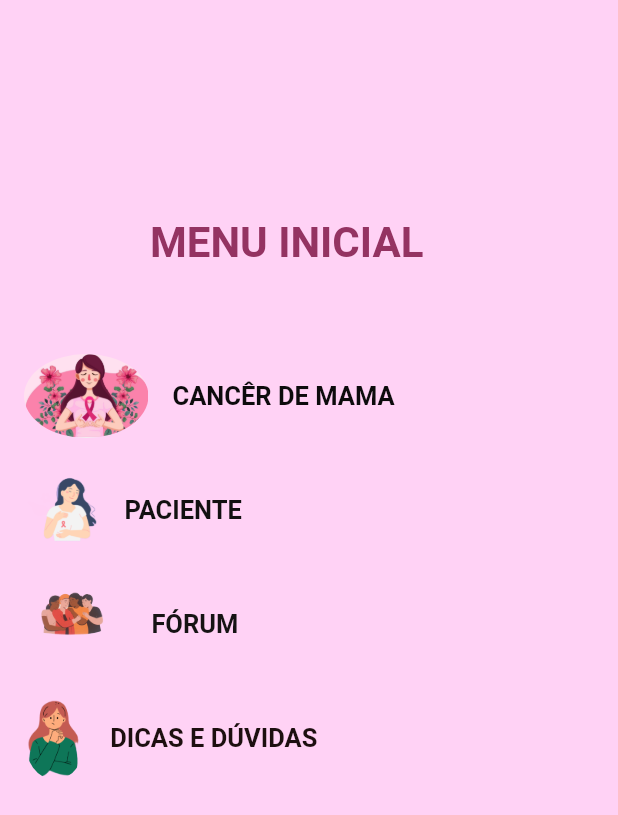
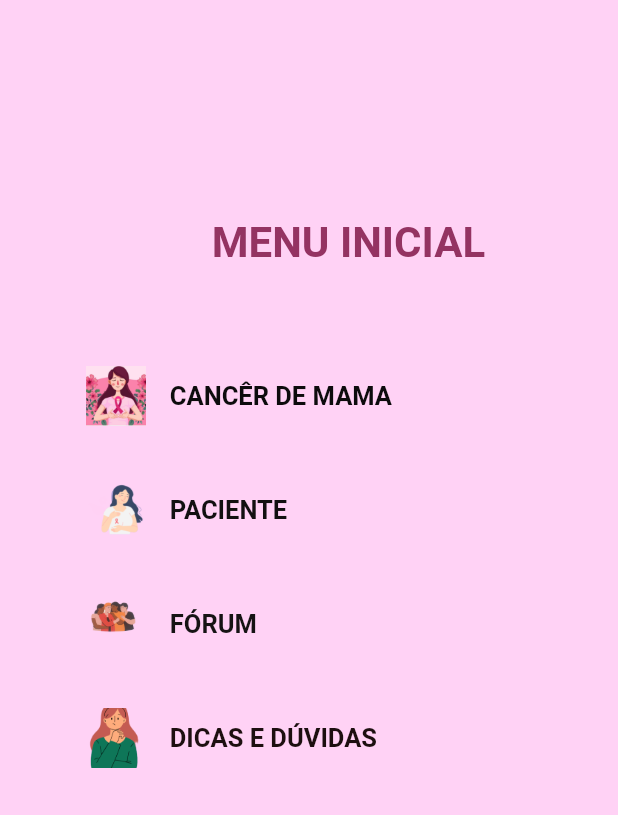
Before and after one commit to andressatlopes/FlutterProject, a Flutter app: the screen it shows after launch, after a tap on "ENTRAR", on a phone screen of 412 x 824 dp. Shown: the top 815 px of the screen. Run offline on Flutter 3.47's test engine with Material 2 defaults, Android fonts, the phone set to English and light mode, and no system bars; Roboto replaces fonts that are missing (OpenSans).

```diff
--- a/lib/main.dart
+++ b/lib/main.dart
@@ -31,37 +31,58 @@ class _LoginDemoState extends State<LoginDemo> {
   @override
   Widget build(BuildContext context) {
     return Scaffold(
-        backgroundColor: const Color.fromARGB(255, 255, 210, 245),
-        body: SingleChildScrollView(
+        //backgroundColor: const Color.fromARGB(255, 255, 210, 245),
+        body: Container(
+      decoration: const BoxDecoration(
+        image: DecorationImage(
+          image: AssetImage("images/imgLogin2.png"),
+          fit: BoxFit.cover,
+          opacity: 0.2,
+        ),
+      ),
       child: Column(
         children: <Widget>[
           const SizedBox(
-                height: 60,
+            height: 110,
           ),
           const Text(
-                'LOGIN',
+            'MAMAPP',
             style: TextStyle(
-                  fontSize: 24,
+              fontSize: 30,
               fontWeight: FontWeight.bold,
               color: Color.fromARGB(255, 148, 51, 98),
             ),
             textAlign: TextAlign.center,
           ),
-              Padding(
-                padding: const EdgeInsets.only(top: 40.0),
-                child: Center(
-                  child: SizedBox(
-                      width: 250,
-                      height: 200,
-                      /*decoration: BoxDecoration(
-                        color: Colors.red,
-                        borderRadius: BorderRadius.circular(50.0)),*/
-                      child: Image.asset('images/imglogin.png')),
+          const SizedBox(
+            height: 10,
           ),
+          const Text(
+            'Seja bem-vinda!',
+            style: TextStyle(
+              fontSize: 18,
+              color: Color.fromARGB(255, 148, 51, 98),
             ),
+            textAlign: TextAlign.center,
+          ),
+          // Padding(
+          //   padding: const EdgeInsets.only(top: 40.0),
+          //   child: Center(
+          //     child: SizedBox(
+          //         width: 250,
+          //         height: 200,
+          //         /*decoration: BoxDecoration(
+          //           color: Colors.red,
+          //           borderRadius: BorderRadius.circular(50.0)),*/
+          //         child: Image.asset('images/imglogin.png')),
+          //   ),
+          // ),
           // const SizedBox(
           //   height: 20,
           // ),
+          const SizedBox(
+            height: 60,
+          ),
           const Padding(
             //padding: const EdgeInsets.only(left:15.0,right: 15.0,top:0,bottom: 0),
             padding: EdgeInsets.symmetric(horizontal: 15),
@@ -76,14 +97,14 @@ class _LoginDemoState extends State<LoginDemo> {
             ),
           ),
           const Padding(
-                padding: EdgeInsets.only(
-                    left: 15.0, right: 15.0, top: 15, bottom: 0),
+            padding:
+                EdgeInsets.only(left: 15.0, right: 15.0, top: 15, bottom: 0),
             //padding: EdgeInsets.symmetric(horizontal: 15),
             child: TextField(
               obscureText: true,
               decoration: InputDecoration(
                 border: OutlineInputBorder(),
-                    labelText: 'Password',
+                labelText: 'Senha',
                 hintText: 'Entre com sua senha',
                 filled: true,
                 fillColor: Colors.white,
@@ -110,27 +131,34 @@ class _LoginDemoState extends State<LoginDemo> {
               );
             },
             style: ElevatedButton.styleFrom(
-                  foregroundColor: const Color.fromARGB(255, 150, 86, 247),
+              foregroundColor: const Color.fromARGB(255, 148, 51, 98),
               backgroundColor: Colors.white,
-                  padding:
-                      const EdgeInsets.symmetric(horizontal: 50, vertical: 20),
+              padding: const EdgeInsets.symmetric(horizontal: 50, vertical: 20),
               minimumSize: const Size(150, 50), // define a cor do texto
             ),
-                child: const Text('ENTRAR'),
+            child: const Text(
+              'ENTRAR',
+              style: TextStyle(
+                fontWeight: FontWeight.bold,
+              ),
+            ),
           ),
           const SizedBox(
             height: 30,
           ),
           RichText(
             text: TextSpan(
-                  text: 'Novo usuário? ',
-                  //style: DefaultTextStyle.of(context).style,
+              text: 'É nova por aqui? ',
+              style: const TextStyle(
+                fontSize: 16, // Defina o tamanho da letra desejado
+                color: Colors.black,
+              ),
               children: <TextSpan>[
                 TextSpan(
                   text: 'Criar uma conta',
                   style: const TextStyle(
-                        //decoration: TextDecoration.underline,
-                        color: Colors.blue,
+                    fontSize: 16,
+                    color: Color.fromARGB(255, 148, 51, 98),
                   ),
                   recognizer: TapGestureRecognizer()
                     ..onTap = () {
--- a/lib/menu/menuInicial.dart
+++ b/lib/menu/menuInicial.dart
@@ -1,4 +1,3 @@
-// ignore_for_file: file_names
 import 'package:flutter/material.dart';
 import 'forum.dart';
 import 'package:url_launcher/url_launcher.dart';
@@ -13,16 +12,19 @@ void main() {
 }
 
 class Menu extends StatelessWidget {
-  const Menu({super.key});
+  const Menu({Key? key}) : super(key: key);
 
   @override
   Widget build(BuildContext context) {
-    return Scaffold(
+    return MaterialApp(
+      home: Scaffold(
         backgroundColor: const Color.fromARGB(255, 255, 210, 245),
-      body: Container(
-        height: MediaQuery.of(context).size.height,
-        alignment: Alignment.center,
+        body: Center(
+          child: Container(
+            width: MediaQuery.of(context).size.width *
+                0.8, // Defina a largura desejada para o Container
             child: Column(
+              mainAxisAlignment: MainAxisAlignment.center,
               crossAxisAlignment: CrossAxisAlignment.start,
               children: [
                 const SizedBox(
@@ -47,11 +49,11 @@ class Menu extends StatelessWidget {
                   child: ListView(
                     children: [
                       ListTile(
-                    leading: ClipOval(
-                      child: Image.asset(
+                        leading: Image.asset(
                           'images/imgcancer.png',
-                        fit: BoxFit.fill,
-                      ),
+                          fit: BoxFit.cover,
+                          width: 40, // Defina o tamanho desejado para a imagem
+                          height: 40, // Defina o tamanho desejado para a imagem
                         ),
                         title: const Text(
                           'CANCÊR DE MAMA',
@@ -69,9 +71,11 @@ class Menu extends StatelessWidget {
                         height: 20,
                       ),
                       ListTile(
-                    leading: ClipOval(
-                      child: Image.asset('images/imgpaciente.png',
-                          fit: BoxFit.fill),
+                        leading: Image.asset(
+                          'images/imgpaciente.png',
+                          fit: BoxFit.cover,
+                          width: 40, // Defina o tamanho desejado para a imagem
+                          height: 40, // Defina o tamanho desejado para a imagem
                         ),
                         title: const Text(
                           'PACIENTE',
@@ -89,8 +93,11 @@ class Menu extends StatelessWidget {
                         height: 20,
                       ),
                       ListTile(
-                    leading: ClipOval(
-                      child: Image.asset('images/forum.png', fit: BoxFit.fill),
+                        leading: Image.asset(
+                          'images/forum.png',
+                          fit: BoxFit.cover,
+                          width: 40, // Defina o tamanho desejado para a imagem
+                          height: 40, // Defina o tamanho desejado para a imagem
                         ),
                         title: const Text(
                           'FÓRUM',
@@ -103,7 +110,8 @@ class Menu extends StatelessWidget {
                         onTap: () {
                           Navigator.push(
                             context,
-                        MaterialPageRoute(builder: (context) => const Forum()),
+                            MaterialPageRoute(
+                                builder: (context) => const Forum()),
                           );
                         },
                       ),
@@ -111,9 +119,11 @@ class Menu extends StatelessWidget {
                         height: 20,
                       ),
                       ListTile(
-                    leading: ClipOval(
-                      child:
-                          Image.asset('images/imgdicas.png', fit: BoxFit.fill),
+                        leading: Image.asset(
+                          'images/imgdicas.png',
+                          fit: BoxFit.cover,
+                          width: 40, // Defina o tamanho desejado para a imagem
+                          height: 40, // Defina o tamanho desejado para a imagem
                         ),
                         title: const Text(
                           'DICAS E DÚVIDAS',
@@ -133,6 +143,8 @@ class Menu extends StatelessWidget {
               ],
             ),
           ),
+        ),
+      ),
     );
   }
 }
--- a/pubspec.yaml
+++ b/pubspec.yaml
@@ -66,6 +66,7 @@ flutter:
     - images/imgpaciente.png
     - images/imglogin.png
     - images/cadastro.png
+    - images/imgLogin2.png
 
   # To add assets to your application, add an assets section, like this:
   # assets:
```
Also changed, not shown: lib/cadastro.dart (+8 -3 lines), lib/cadastro2.dart (+74 -33 lines), images/imgLogin2.png (added). Lines whose indentation alone changed are shown as unchanged.
